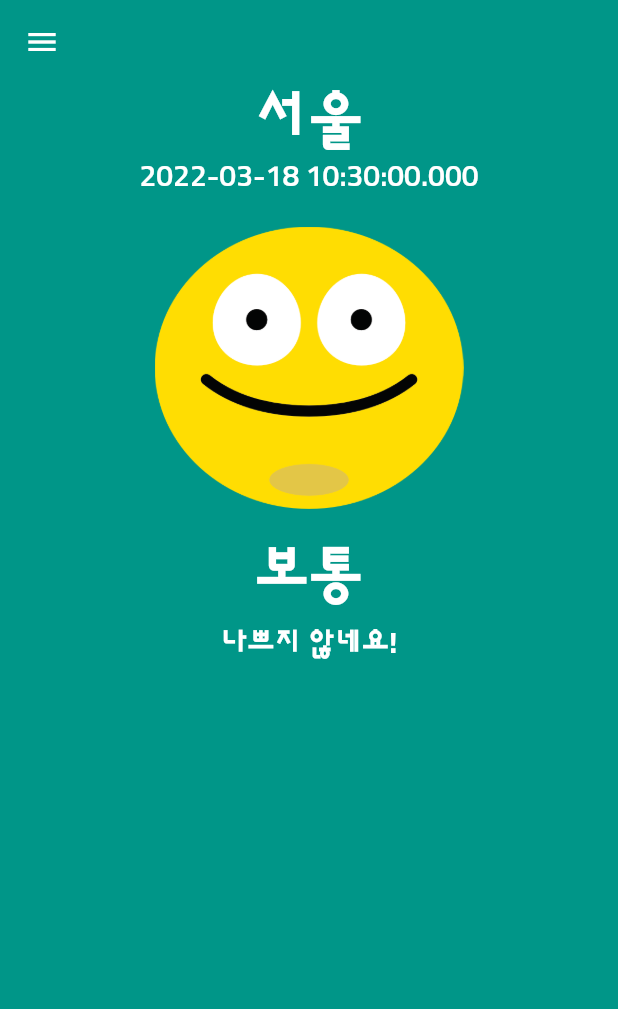
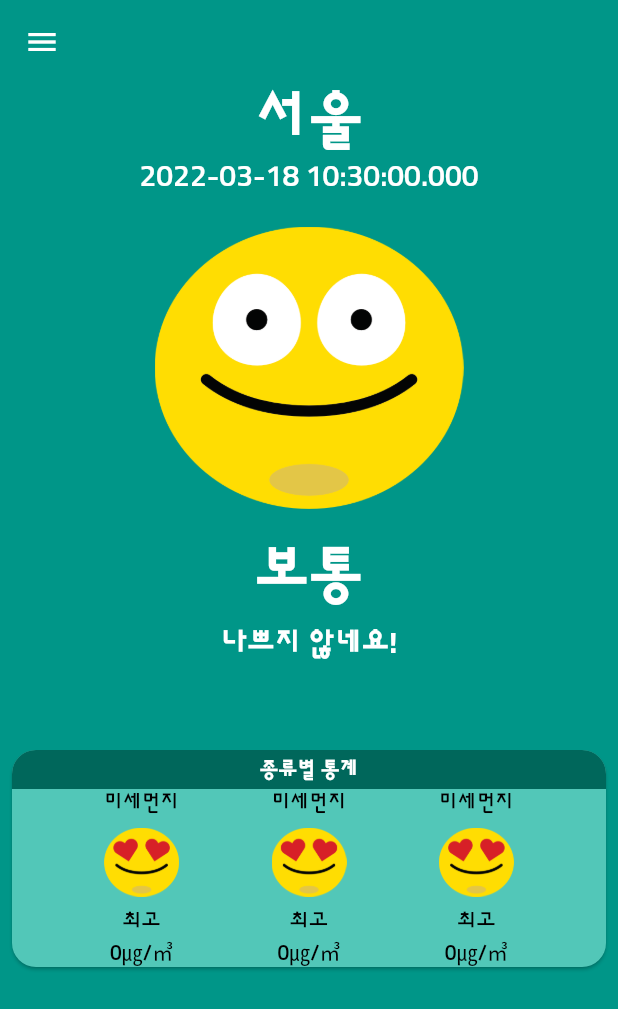
Before and after one commit to codefactory-co/flutter-lv1-project-dusty-dust, a Flutter app: the screen it shows after launch, on a phone screen of 412 x 824 dp. Shown: the top 1009 px of the screen. Run offline on Flutter 3.47's test engine with Material 2 defaults, Android fonts, the phone set to English and light mode, and no system bars.

Commit message:
6_buildilng_category_card

```diff
--- a/analysis_options.yaml
+++ b/analysis_options.yaml
@@ -7,7 +7,6 @@
 
 # The following line activates a set of recommended lints for Flutter apps,
 # packages, and plugins designed to encourage good coding practices.
-include: package:flutter_lints/flutter.yaml
 
 linter:
   # The lint rules applied to this project can be customized in the
--- /dev/null
+++ b/lib/component/main_stat.dart
@@ -0,0 +1,53 @@
+import 'package:flutter/material.dart';
+
+class MainStat extends StatelessWidget {
+  // 미세먼지 / 초미세먼지 등
+  final String category;
+
+  // 아이콘 위치 (경로)
+  final String imgPath;
+
+  // 오염 정도
+  final String level;
+
+  // 오염 수치
+  final String stat;
+
+  const MainStat({
+    required this.category,
+    required this.imgPath,
+    required this.level,
+    required this.stat,
+    Key? key,
+  }) : super(key: key);
+
+  @override
+  Widget build(BuildContext context) {
+    final ts = TextStyle(
+      color: Colors.black,
+    );
+
+    return Column(
+      children: [
+        Text(
+          category,
+          style: ts,
+        ),
+        const SizedBox(height: 8.0),
+        Image.asset(
+          imgPath,
+          width: 50.0,
+        ),
+        const SizedBox(height: 8.0),
+        Text(
+          level,
+          style: ts,
+        ),
+        Text(
+          stat,
+          style: ts,
+        ),
+      ],
+    );
+  }
+}
--- a/lib/screen/home_screen.dart
+++ b/lib/screen/home_screen.dart
@@ -1,5 +1,6 @@
 import 'package:dusty_dust/component/main_app_bar.dart';
 import 'package:dusty_dust/component/main_drawer.dart';
+import 'package:dusty_dust/component/main_stat.dart';
 import 'package:dusty_dust/const/colors.dart';
 import 'package:flutter/material.dart';
 
@@ -14,6 +15,70 @@ class HomeScreen extends StatelessWidget {
       body: CustomScrollView(
         slivers: [
           MainAppBar(),
+          SliverToBoxAdapter(
+            child: Column(
+              crossAxisAlignment: CrossAxisAlignment.stretch,
+              children: [
+                Card(
+                  margin: EdgeInsets.symmetric(horizontal: 8.0),
+                  shape: RoundedRectangleBorder(
+                    borderRadius: BorderRadius.all(
+                      Radius.circular(16.0),
+                    ),
+                  ),
+                  color: lightColor,
+                  child: Column(
+                    crossAxisAlignment: CrossAxisAlignment.stretch,
+                    children: [
+                      Container(
+                        decoration: BoxDecoration(
+                          color: darkColor,
+                          borderRadius: BorderRadius.only(
+                            topLeft: Radius.circular(16.0),
+                            topRight: Radius.circular(16.0),
+                          ),
+                        ),
+                        child: Padding(
+                          padding: const EdgeInsets.all(4.0),
+                          child: Text(
+                            '종류별 통계',
+                            style: TextStyle(
+                              color: Colors.white,
+                              fontWeight: FontWeight.w700,
+                            ),
+                            textAlign: TextAlign.center,
+                          ),
+                        ),
+                      ),
+                      Row(
+                        mainAxisAlignment: MainAxisAlignment.spaceEvenly,
+                        children: [
+                          MainStat(
+                            category: '미세먼지',
+                            imgPath: 'asset/img/best.png',
+                            level: '최고',
+                            stat: '0㎍/㎥',
+                          ),
+                          MainStat(
+                            category: '미세먼지',
+                            imgPath: 'asset/img/best.png',
+                            level: '최고',
+                            stat: '0㎍/㎥',
+                          ),
+                          MainStat(
+                            category: '미세먼지',
+                            imgPath: 'asset/img/best.png',
+                            level: '최고',
+                            stat: '0㎍/㎥',
+                          ),
+                        ],
+                      ),
+                    ],
+                  ),
+                ),
+              ],
+            ),
+          ),
         ],
       ),
     );
```
